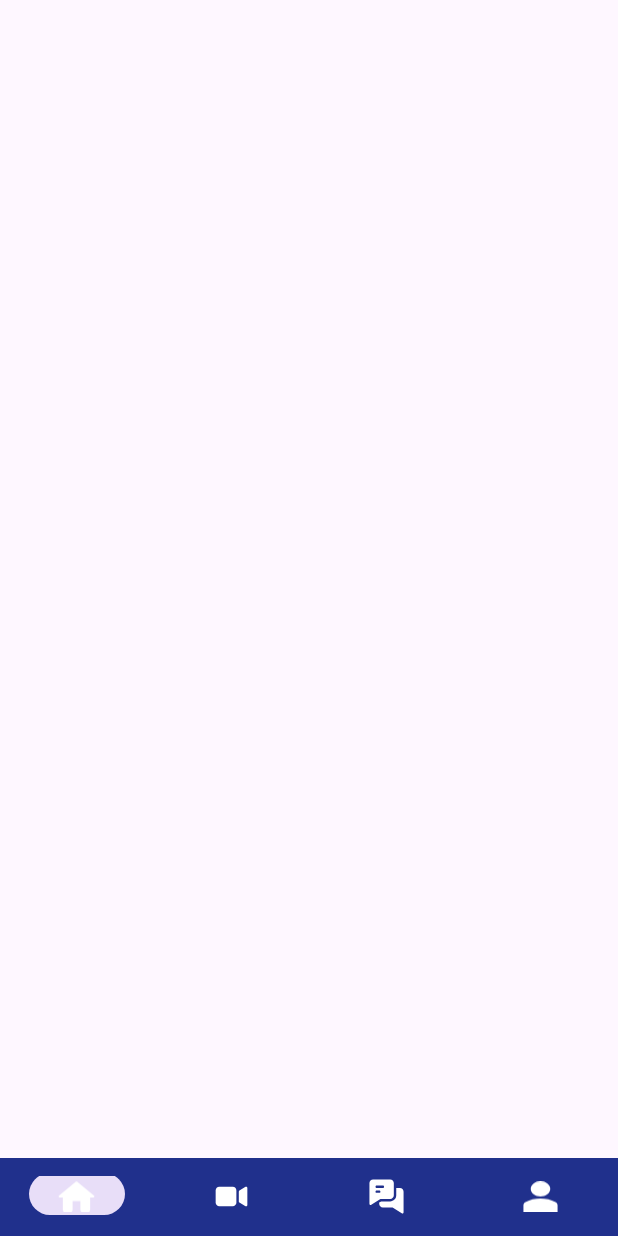
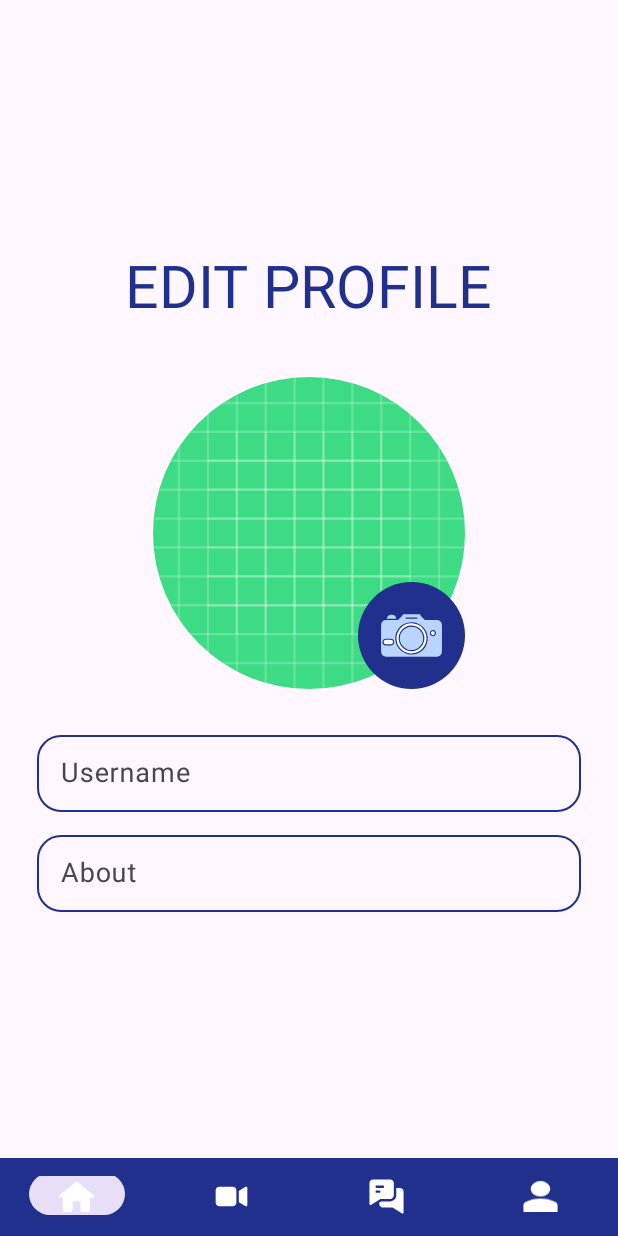
Before and after one commit to Ananad-Bhatt/Whisper, an Android app: the fragment ProfileEditFragment placed in its activity, on a phone screen of 412 x 824 dp. Run offline under Robolectric (Android 15) with nearby library versions, the phone set to English and light mode, and no system bars; our stand-ins replace CircleImageView, sdp/ssp sizes.

Commit message:
Add camera Icon

```diff
--- /dev/null
+++ b/app/src/main/res/drawable/camera_rounded.xml
@@ -0,0 +1,32 @@
+<vector xmlns:android="http://schemas.android.com/apk/res/android"
+    android:width="@dimen/_55sdp"
+    android:height="@dimen/_55sdp"
+    android:viewportWidth="900"
+    android:viewportHeight="900">
+  <path
+      android:pathData="M450,450m-450,0a450,450 0,1 1,900 0a450,450 0,1 1,-900 0"
+      android:fillColor="@color/primary"/>
+  <path
+      android:pathData="M376.25,276.28c-2.47,9.06 -32.84,36.98 -40.39,43.82L235.09,320.1A41.19,41.19 0,0 0,194 361.18L194,587.06a41.19,41.19 0,0 0,41.09 41.09L664.91,628.15A41.19,41.19 0,0 0,706 587.06L706,361.18A41.19,41.19 0,0 0,664.91 320.1h-100.1c-7.46,-6.76 -37.17,-34.08 -40.28,-43.47a6,6 0,0 0,-5.88 -4.77L382.02,271.85a6,6 0,0 0,-5.79 4.42l0.02,0.01ZM493.86,310.09L406.14,310.09a6,6 0,0 1,0 -12h87.72a6,6 0,0 1,0 12ZM546.6,377.52A136.61,136.61 0,1 1,450 337.51,136.23 136.23,0 0,1 546.6,377.52ZM234.33,476.32L276,476.32c37.04,0 39.03,58.05 0,58.05L234.33,534.38c-39.15,0 -36.92,-58.05 0,-58.05ZM630.07,404.11a25.74,25.74 0,1 1,-18.2 7.54A25.66,25.66 0,0 1,630.07 404.11Z"
+      android:fillColor="@color/secondary"
+      android:fillType="evenOdd"/>
+  <path
+      android:pathData="M450,375.77a98.36,98.36 0,1 0,69.55 28.81A98.05,98.05 0,0 0,450 375.77Z"
+      android:fillColor="@color/secondary"
+      android:fillType="evenOdd"/>
+  <path
+      android:pathData="M558.36,474.12A108.36,108.36 0,1 1,526.62 397.5,108.05 108.05,0 0,1 558.36,474.12ZM360.47,384.59A126.61,126.61 0,1 0,450 347.51a126.22,126.22 0,0 0,-89.53 37.08Z"
+      android:fillColor="#fffffe"
+      android:fillType="evenOdd"/>
+  <path
+      android:pathData="M234.33,486.32c-6.46,0 -11.89,2.51 -15.35,8.07a21.6,21.6 0,0 0,-2.98 8.51c-1.64,12.28 5.57,21.48 18.33,21.48H276c6.79,0 12.77,-2.37 16.12,-8.52a21.51,21.51 0,0 0,2.24 -12.69c-1.19,-10.02 -7.98,-16.84 -18.37,-16.84H234.33Z"
+      android:fillColor="#fffffe"
+      android:fillType="evenOdd"/>
+  <path
+      android:pathData="M645.81,429.84a15.73,15.73 0,1 0,-4.61 11.13A15.66,15.66 0,0 0,645.81 429.84Z"
+      android:fillColor="#fffffe"
+      android:fillType="evenOdd"/>
+  <path
+      android:pathData="M322.21,310.1a40,40 0,0 0,-79.45 0Z"
+      android:fillColor="@color/secondary"/>
+</vector>
--- a/app/src/main/res/layout/fragment_profile_edit.xml
+++ b/app/src/main/res/layout/fragment_profile_edit.xml
@@ -6,6 +6,67 @@
     android:gravity="center"
     tools:context="fragments.ProfileEditFragment">
 
+    <TextView
+        android:layout_width="wrap_content"
+        android:layout_height="wrap_content"
+        android:text="@string/edit_profile"
+        android:textAllCaps="true"
+        android:textSize="@dimen/_30ssp"
+        style="@style/TEXT"/>
 
+    <RelativeLayout
+        android:layout_width="match_parent"
+        android:layout_height="wrap_content"
+        android:layout_marginTop="35dp">
+
+    <de.hdodenhof.circleimageview.CircleImageView
+        android:id="@+id/img_edit_profile_user_image"
+        android:layout_width="@dimen/_160sdp"
+        android:layout_height="@dimen/_160sdp"
+        android:layout_centerInParent="true"
+        android:src="@drawable/ic_launcher_background"/>
+
+        <ImageView
+            android:id="@+id/img_btn_edit_profile_camera"
+            android:layout_width="wrap_content"
+            android:layout_height="wrap_content"
+            android:src="@drawable/camera_rounded"
+            android:layout_alignEnd="@+id/img_edit_profile_user_image"
+            android:layout_alignBottom="@+id/img_edit_profile_user_image"
+            android:backgroundTint="#00FF0000"/>
+    </RelativeLayout>
+
+    <com.google.android.material.textfield.TextInputLayout
+        android:layout_width="wrap_content"
+        android:layout_height="wrap_content"
+        android:hint="@string/username"
+        android:layout_marginTop="25dp"
+        android:minEms="17">
+
+        <EditText
+            android:id="@+id/edt_edit_profile_user_name"
+            android:layout_width="wrap_content"
+            android:layout_height="wrap_content"
+            style="@style/EDITTEXT" />
+
+    </com.google.android.material.textfield.TextInputLayout>
+
+    <com.google.android.material.textfield.TextInputLayout
+        android:layout_width="wrap_content"
+        android:layout_height="wrap_content"
+        android:hint="@string/about"
+        android:layout_marginTop="10dp"
+        android:minEms="17">
+
+        <EditText
+            android:id="@+id/edt_edit_profile_about"
+            android:layout_width="wrap_content"
+            android:layout_height="wrap_content"
+            android:inputType="textMultiLine"
+            android:maxLines="17"
+            style="@style/EDITTEXT"
+            android:isScrollContainer="true" />
+
+    </com.google.android.material.textfield.TextInputLayout>
 
 </LinearLayout>
```
Also changed, not shown: 1 other file.
